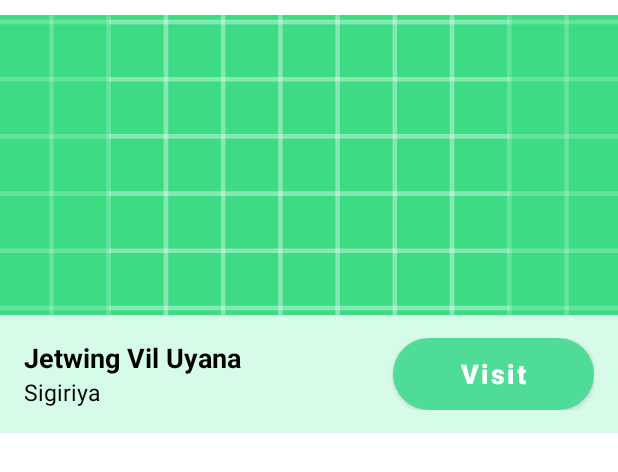
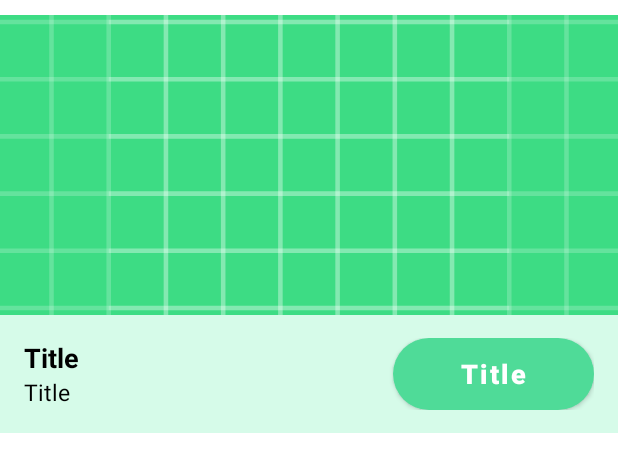
Before and after one commit to BeastMaster99/AlgoHeroes_tour_management_system, an Android app: the layout hotel_list_item.xml on its own in the app's theme, with its tools: preview values and no code run, on a phone screen of 412 x 824 dp. Shown: the top 472 px of the screen. Run offline under Robolectric (Android 15) with nearby library versions, the phone set to English and light mode, and no system bars.

Commit message:
init hotel traveler view

```diff
--- a/app/build.gradle
+++ b/app/build.gradle
@@ -34,8 +34,8 @@
     implementation 'com.google.android.material:material:1.4.0'
     implementation 'androidx.constraintlayout:constraintlayout:2.1.0'
     implementation 'com.google.firebase:firebase-database:20.0.2'
-    implementation 'com.google.firebase:firebase-firestore:21.4.0'
-    implementation 'com.google.firebase:firebase-storage:19.1.1'
+    implementation 'com.google.firebase:firebase-firestore:23.0.3'
+    implementation 'com.google.firebase:firebase-storage:20.0.0'
     testImplementation 'junit:junit:4.13.2'
     androidTestImplementation 'androidx.test.ext:junit:1.1.3'
     androidTestImplementation 'androidx.test.espresso:espresso-core:3.4.0'
@@ -45,4 +45,5 @@
     implementation 'com.github.bumptech.glide:glide:4.12.0'
     annotationProcessor 'com.github.bumptech.glide:compiler:4.12.0'
     implementation 'com.paypal.sdk:paypal-android-sdk:2.16.0'
+    implementation 'com.github.smarteist:autoimageslider:1.4.0'
 }
--- a/app/src/main/java/com/example/madfinalproject/AddHotel.java
+++ b/app/src/main/java/com/example/madfinalproject/AddHotel.java
@@ -419,6 +419,7 @@
                 hotel.setDescription((hotelDescription.getText().toString()));
                 hotel.setCity(hotelCity.getText().toString());
                 hotel.setAmenities((amenities));
+                hotel.setHotelId(uuid);
 
                 databaseReference.child("Hotels").child(uuid).setValue(hotel).addOnFailureListener(new OnFailureListener() {
                     @Override
--- a/app/src/main/java/com/example/madfinalproject/TravelerMainView.java
+++ b/app/src/main/java/com/example/madfinalproject/TravelerMainView.java
@@ -106,7 +106,6 @@
                 for (DataSnapshot dataSnapshot : snapshot.getChildren()){
                     Hotel hotel = dataSnapshot.getValue(Hotel.class);
                     hotels.add(hotel);
-                    System.out.println(Objects.requireNonNull(hotel).getImages().size());
                 }
                 adapter.notifyDataSetChanged();
             }
--- a/app/src/main/res/layout/activity_add_hotel.xml
+++ b/app/src/main/res/layout/activity_add_hotel.xml
@@ -421,7 +421,6 @@
         <TextView
             android:layout_width="wrap_content"
             android:layout_height="wrap_content"
-            android:textColor="@color/black"
             android:text="@string/hotelUploadProgress"
             android:layout_below="@+id/progressBar"
             android:layout_centerHorizontal="true"
--- a/app/src/main/res/layout/hotel_list_item.xml
+++ b/app/src/main/res/layout/hotel_list_item.xml
@@ -1,70 +1,74 @@
 <?xml version="1.0" encoding="utf-8"?>
 <RelativeLayout xmlns:android="http://schemas.android.com/apk/res/android"
+    xmlns:app="http://schemas.android.com/apk/res-auto"
+    xmlns:tools="http://schemas.android.com/tools"
+    android:id="@+id/itemParent"
     android:layout_width="match_parent"
     android:layout_height="wrap_content"
-    xmlns:app="http://schemas.android.com/apk/res-auto"
-    android:layout_marginTop="10dp"
-    android:id="@+id/itemParent">
+    android:layout_marginTop="10dp">
 
     <LinearLayout
         android:layout_width="match_parent"
         android:layout_height="wrap_content"
-        android:orientation="vertical">
+        android:orientation="vertical"
+        tools:ignore="UselessParent">
 
         <ImageView
             android:id="@+id/hotelImgId"
             android:layout_width="match_parent"
             android:layout_height="200dp"
             android:scaleType="centerCrop"
-            android:src="@drawable/ic_launcher_background"/>
+            android:src="@drawable/ic_launcher_background"
+            tools:ignore="ContentDescription" />
 
         <RelativeLayout
             android:layout_width="match_parent"
             android:layout_height="wrap_content"
+            android:background="@color/inputField_color"
             android:paddingStart="16dp"
+            android:paddingTop="15dp"
             android:paddingEnd="16dp"
-            android:paddingTop="15dp"
-            android:paddingBottom="15dp"
-            android:background="@color/inputField_color">
+            android:paddingBottom="15dp">
 
             <LinearLayout
                 android:layout_width="wrap_content"
                 android:layout_height="wrap_content"
-                android:orientation="vertical"
-                android:layout_centerVertical="true">
+                android:layout_centerVertical="true"
+                android:orientation="vertical">
 
                 <TextView
                     android:id="@+id/hotelName"
                     android:layout_width="wrap_content"
                     android:layout_height="wrap_content"
-                android:text="Jetwing Vil Uyana"
-                android:textStyle="bold"
+                    android:text="@string/dummy_title"
                     android:textColor="@color/black"
-                android:textSize="18dp"/>
+                    android:textSize="18sp"
+                    android:textStyle="bold" />
 
                 <TextView
                     android:id="@+id/hotelCity"
                     android:layout_width="wrap_content"
                     android:layout_height="wrap_content"
-                android:layout_below="@+id/hotelName"
-                android:text="Sigiriya"
+                    android:text="@string/dummy_title"
                     android:textColor="@color/black"
                     android:textSize="15sp" />
 
             </LinearLayout>
 
             <Button
+                android:id="@+id/visitHotelBtn"
                 android:layout_width="wrap_content"
                 android:layout_height="wrap_content"
+                android:layout_alignParentEnd="true"
+                android:background="@drawable/rounded_button"
                 android:paddingStart="45dp"
                 android:paddingEnd="45dp"
-                android:background="@drawable/rounded_button"
+                android:text="@string/dummy_title"
+                android:textAllCaps="false"
+                android:textSize="18sp"
+                android:textStyle="bold"
                 app:backgroundTint="@color/theme_color"
-                android:text="Visit"
-                android:textAllCaps="false"
-                android:layout_alignParentEnd="true"
-                android:textSize="18sp"
-                android:textStyle="bold"/>
+                tools:ignore="RelativeOverlap" />
 
         </RelativeLayout>
 
--- a/app/src/main/res/values/strings.xml
+++ b/app/src/main/res/values/strings.xml
@@ -94,5 +94,6 @@
     <string name="hotelUploadProgress">Uploading Your Data.. Please Wait!</string>
     <string name="chooseImgCount">Choose Up To 5 Images</string>
     <string name="traveler_hotel_title">Explore Hotels</string>
+    <string name="hotel_detail_title">Hotel Details</string>
     <!--Benuka Strings end-->
 </resources>
```
Also changed, not shown: app/src/main/AndroidManifest.xml (+6 -3 lines), app/src/main/java/com/example/madfinalproject/Hotel.java (+11 -1 lines), app/src/main/java/com/example/madfinalproject/HotelRecyclerAdapter.java (+14 -1 lines), app/src/main/java/com/example/madfinalproject/HotelTravelerMainView.java (added, +39 -0 lines), app/src/main/res/layout/activity_hotel_traveler_main_view.xml (added, +12 -0 lines). Lines whose indentation alone changed are shown as unchanged.
